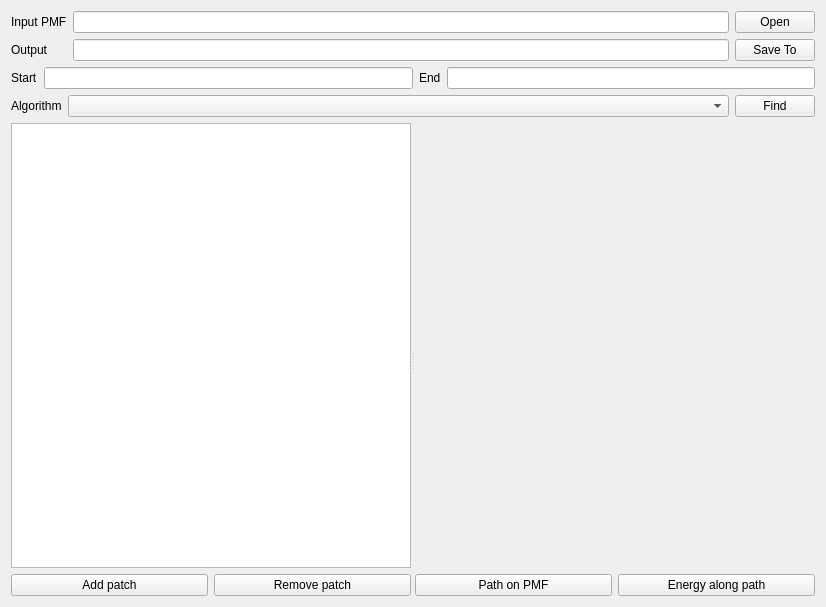
The window that findpathtab/findpathtab.ui (HanatoK/PMFToolBox) describes before a commit, drawn with Qt 5.
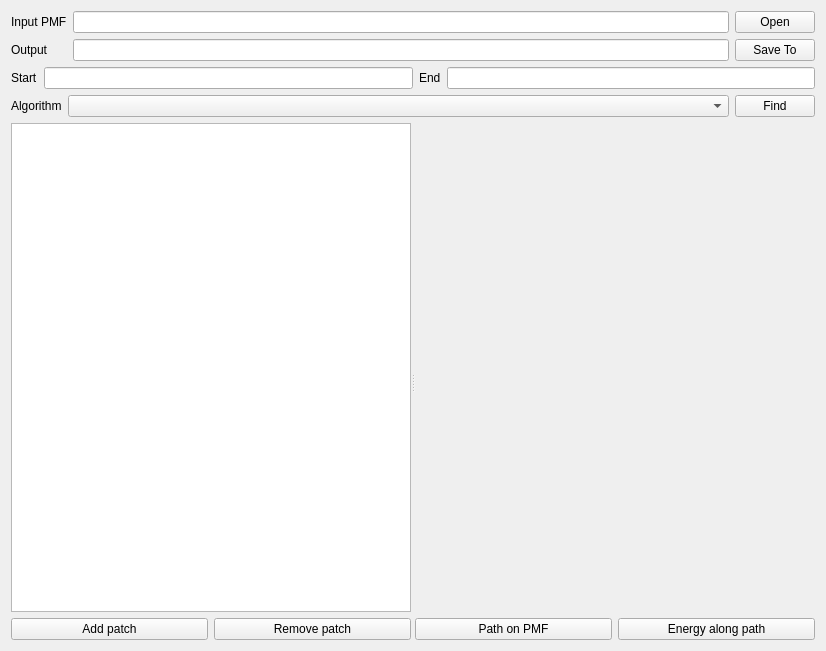
The same window after the commit. Custom widgets are drawn as their Qt base class.

Commit message: Add tooltips for "Find MFEP" tab.

The edit to the form file:
```diff
--- a/findpathtab/findpathtab.ui
+++ b/findpathtab/findpathtab.ui
@@ -6,8 +6,8 @@
    <rect>
     <x>0</x>
     <y>0</y>
-    <width>824</width>
-    <height>607</height>
+    <width>822</width>
+    <height>651</height>
    </rect>
   </property>
   <property name="windowTitle">
```
Left out of the diff: 42 changed lines with no effect on the pictures.
